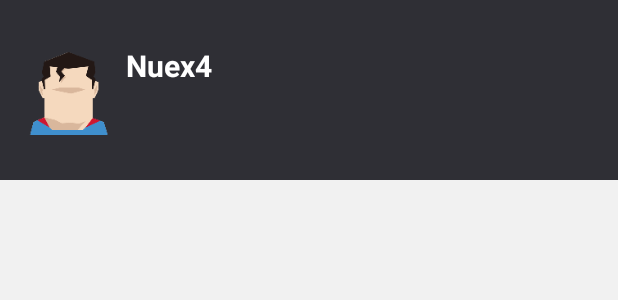
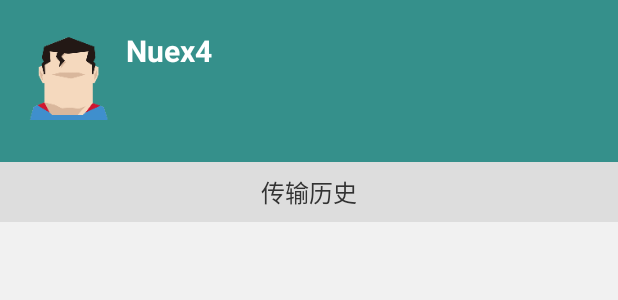
Before and after one commit to hanks-zyh/FlyWoo, an Android app: the layout vu_drawer.xml on its own in the app's theme, with its tools: preview values and no code run, on a phone screen of 412 x 824 dp. Shown: the top 300 px of the screen. Run offline under Robolectric (Android 15) with nearby library versions, the phone set to English and light mode, and no system bars.

Commit message:
change DrawerVu backgroung color

```diff
--- a/app/src/main/java/com/zjk/wifiproject/BaseApplication.java
+++ b/app/src/main/java/com/zjk/wifiproject/BaseApplication.java
@@ -96,16 +96,16 @@ public class BaseApplication extends Application {
         initNotification();
         initFolder();
 
-        bus = new Bus();
+      //  bus = new Bus();
     }
 
-    public Bus getBus() {
+   /* public Bus getBus() {
         return bus;
     }
 
     public void setBus(Bus bus) {
         this.bus = bus;
-    }
+    }*/
 
     private void initEmoticons() {
         mEmoticonsId = new HashMap<String, Integer>();
--- a/app/src/main/java/com/zjk/wifiproject/drawer/DrawerVu.java
+++ b/app/src/main/java/com/zjk/wifiproject/drawer/DrawerVu.java
@@ -29,9 +29,11 @@ public class DrawerVu implements Vu {
 
     @Override
     public void init(LayoutInflater inflater, ViewGroup container) {
+        //填充布局
         view = inflater.inflate(R.layout.vu_drawer, container, false);
         TextView deviceName = (TextView) view.findViewById(R.id.deviceName);
         deviceName.setText(getPhoneModel());
+        //历史记录的list
         recyclerView = (RecyclerView) view.findViewById(R.id.recyclerView);
         recyclerView.setLayoutManager(new LinearLayoutManager(container.getContext()));
         adapter = new HistoryAdapter(list);
@@ -44,6 +46,7 @@ public class DrawerVu implements Vu {
     }
 
 
+    //得到手机型号
     public String getPhoneModel() {
         String str1 = Build.BRAND;
         String str2 = Build.MODEL;
--- a/app/src/main/java/com/zjk/wifiproject/guide/GuideActivity.java
+++ b/app/src/main/java/com/zjk/wifiproject/guide/GuideActivity.java
@@ -67,9 +67,10 @@ public class GuideActivity extends BaseActivity {
         GuidePageAdapter adapter = new GuidePageAdapter(getFragmentManager());
         mViewPager.setAdapter(adapter);
 
-        mViewPager.setPageTransformer(true, new GuidePageTranformer(mViewPager));
+     //   mViewPager.setPageTransformer(true, new GuidePageTranformer(mViewPager));
     }
 
+    //viewpager的适配器，数据是fragmentlist
     class GuidePageAdapter extends FragmentPagerAdapter {
 
         public GuidePageAdapter(FragmentManager fragmentManager) {
@@ -98,6 +99,7 @@ public class GuideActivity extends BaseActivity {
 
     int[] texts = new int[] { R.string.guide_text_1, R.string.guide_text_2, R.string.guide_text_3 };
 
+    //fragment
     class GuideFragment extends BaseFragment {
         private int index;
 
@@ -112,6 +114,7 @@ public class GuideActivity extends BaseActivity {
             return v;
         }
 
+        //根据index改变四个Fragment的内容
         private void init(View v) {
             if (index < 3) {
                 v.findViewById(R.id.top).setBackgroundColor(colors[index]);
--- a/app/src/main/java/com/zjk/wifiproject/guide/SplashActivity.java
+++ b/app/src/main/java/com/zjk/wifiproject/guide/SplashActivity.java
@@ -23,9 +23,12 @@ public class SplashActivity extends Activity {
         super.onCreate(savedInstanceState);
         context = this;
 
+        //隐藏系统小标题
         requestWindowFeature(Window.FEATURE_NO_TITLE);
+        //设置全屏
         getWindow().setFlags(WindowManager.LayoutParams.FLAG_FULLSCREEN,
                 WindowManager.LayoutParams.FLAG_FULLSCREEN);
+        //隐藏导航栏navigation bar
         View decorView = getWindow().getDecorView();
         // Hide both the navigation bar and the status bar.
         // SYSTEM_UI_FLAG_FULLSCREEN is only available on Android 4.1 and higher, but as
@@ -39,6 +42,7 @@ public class SplashActivity extends Activity {
     }
 
     private void goMainActivity() {
+        //延迟1秒
         new Handler() {
         }.postDelayed(new Runnable() {
             public void run() {
--- a/app/src/main/res/layout/vu_drawer.xml
+++ b/app/src/main/res/layout/vu_drawer.xml
@@ -6,11 +6,11 @@
               android:orientation="vertical">
 
     <RelativeLayout
-        android:paddingTop="30dp"
+        android:paddingTop="20dp"
         android:layout_width="match_parent"
-        android:background="@color/blue_black"
+        android:background="@color/main_red"
         android:paddingLeft="16dp"
-        android:layout_height="120dp">
+        android:layout_height="108dp">
 
         <ImageView
             android:id="@+id/avatar"
@@ -30,6 +30,13 @@
             android:layout_height="wrap_content"/>
     </RelativeLayout>
 
+    <TextView
+        android:background="#ddd"
+        android:text="传输历史"
+        android:textSize="16sp"
+        android:gravity="center"
+        android:layout_width="match_parent"
+        android:layout_height="40dp"/>
     <android.support.v7.widget.RecyclerView
         android:id="@+id/recyclerView"
         android:layout_height="match_parent"
```
Also changed, not shown: app/build.gradle (+11 -3 lines), app/src/main/java/com/zjk/wifiproject/main/MainActivity.java (+7 -1 lines), app/src/main/java/com/zjk/wifiproject/presenters/BasePresenterActivity.java (+9 -0 lines), app/src/main/java/com/zjk/wifiproject/util/A.java (+7 -0 lines), app/src/main/res/layout/activity_splash.xml (+1 -7 lines), 12 other files.
